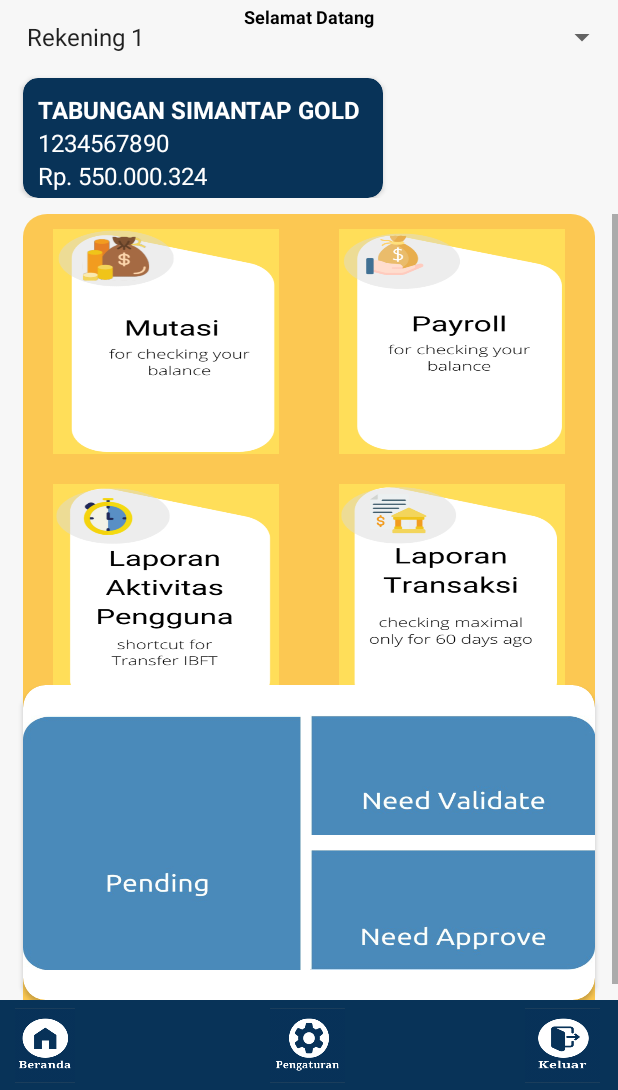
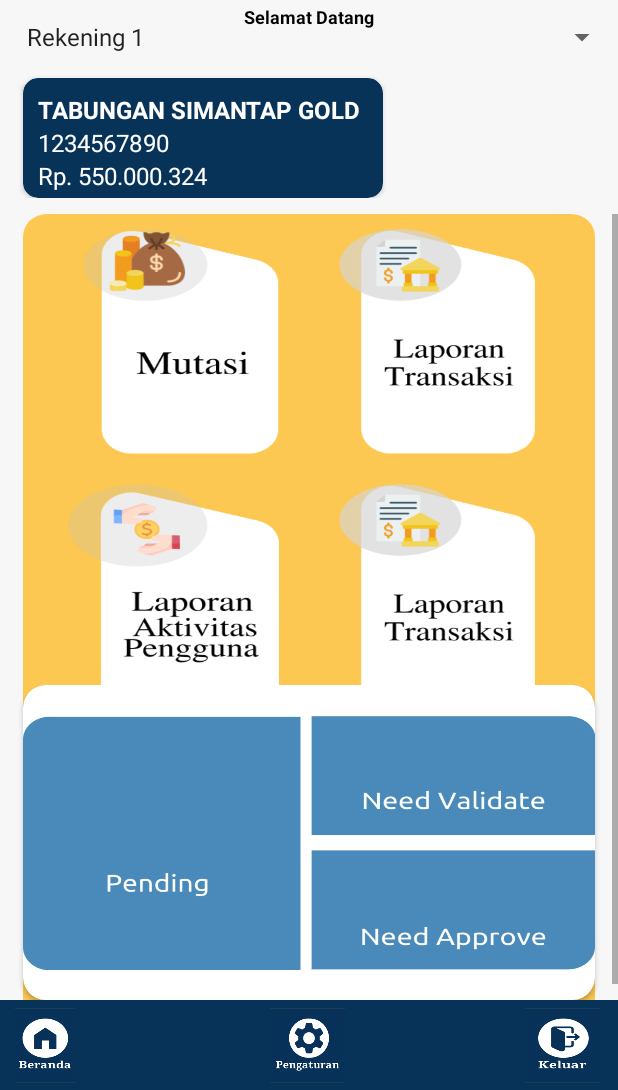
Before and after one commit to ohmantun/CMSMantap, an Android app: the Beranda screen opened directly, with no data from a screen before it, on a phone screen of 412 x 824 dp, the part 146-1236 px from its top. Run offline under Robolectric (Android 15) with nearby library versions, the phone set to English and light mode, and no system bars; our stand-ins replace navigation-ui.

Commit message:
ganti icon

```diff
--- a/app/src/main/res/layout/activity_main_page.xml
+++ b/app/src/main/res/layout/activity_main_page.xml
@@ -16,7 +16,7 @@
         app:layout_constraintEnd_toEndOf="parent"
         app:layout_constraintHorizontal_bias="0.0"
         app:layout_constraintStart_toStartOf="parent"
-        app:layout_constraintTop_toTopOf="parent"></ImageView>
+        app:layout_constraintTop_toTopOf="parent"/>
 
     <ImageView
         android:layout_width="70dp"
@@ -144,11 +144,11 @@
                     android:layout_rowWeight="0"
                     android:layout_column="0"
                     android:layout_columnWeight="1"
-                    android:layout_marginLeft="20dp"
+                    android:layout_marginLeft="40dp"
                     android:layout_marginTop="10dp"
                     android:layout_marginRight="20dp"
                     android:layout_marginBottom="0dp"
-                    android:background="@drawable/menu_mutasi"
+                    android:background="@drawable/mutasi_icon"
                     android:clickable="true"
                     android:contextClickable="true"
                     app:layout_constraintEnd_toEndOf="parent"
@@ -166,9 +166,9 @@
                     android:layout_columnWeight="1"
                     android:layout_marginLeft="20dp"
                     android:layout_marginTop="20dp"
-                    android:layout_marginRight="20dp"
+                    android:layout_marginRight="40dp"
                     android:layout_marginBottom="10dp"
-                    android:background="@drawable/menu_transaksi"
+                    android:background="@drawable/lap_tr_icon"
                     android:clickable="true"
                     android:contextClickable="true"
                     app:layout_constraintEnd_toEndOf="parent"
@@ -183,11 +183,11 @@
                     android:layout_rowWeight="0"
                     android:layout_column="0"
                     android:layout_columnWeight="1"
-                    android:layout_marginLeft="20dp"
+                    android:layout_marginLeft="30dp"
                     android:layout_marginTop="20dp"
                     android:layout_marginRight="20dp"
                     android:layout_marginBottom="10dp"
-                    android:background="@drawable/menu_laporan"
+                    android:background="@drawable/lap_pengguna_icon"
                     android:clickable="true"
                     android:contextClickable="true"
                     app:layout_constraintEnd_toEndOf="parent"
@@ -205,15 +205,16 @@
                     android:layout_columnWeight="1"
                     android:layout_marginLeft="20dp"
                     android:layout_marginTop="10dp"
-                    android:layout_marginRight="20dp"
+                    android:layout_marginRight="40dp"
                     android:layout_marginBottom="0dp"
-                    android:background="@drawable/menu_payroll"
+                    android:background="@drawable/payroll_icon"
                     android:clickable="true"
                     android:contextClickable="true"
                     app:layout_constraintEnd_toEndOf="parent"
                     app:layout_constraintHorizontal_bias="0.146"
                     app:layout_constraintStart_toStartOf="parent"
                     app:layout_constraintTop_toTopOf="parent"></ImageButton>
+
 
             </GridLayout>
 
@@ -248,7 +249,8 @@
                 app:layout_constraintEnd_toEndOf="parent"
                 app:layout_constraintHorizontal_bias="0.146"
                 app:layout_constraintStart_toStartOf="parent"
-                app:layout_constraintTop_toTopOf="parent"></ImageView>
+                app:layout_constraintTop_toTopOf="parent">
+            </ImageView>
 
             <GridLayout
                 android:layout_width="match_parent"
--- a/app/src/main/res/layout/activity_payroll.xml
+++ b/app/src/main/res/layout/activity_payroll.xml
@@ -28,6 +28,7 @@
             android:layout_marginStart="90dp"
             android:layout_marginTop="30dp"
             android:text="Payroll"
+            android:textColor="#000000"
             android:textAlignment="center"
             android:textSize="40sp"
             android:textStyle="bold" />
```
Also changed, not shown: app/src/main/res/drawable/lap_pengguna_icon.png (added), app/src/main/res/drawable/lap_tr_icon.png, app/src/main/res/drawable/menu_laporan.png (deleted), app/src/main/res/drawable/menu_mutasi.png (deleted), app/src/main/res/drawable/menu_payroll.png (deleted), app/src/main/res/drawable/menu_transaksi.png (deleted), app/src/main/res/drawable/mutasi_icon.png, app/src/main/res/drawable/payroll_icon.png.
